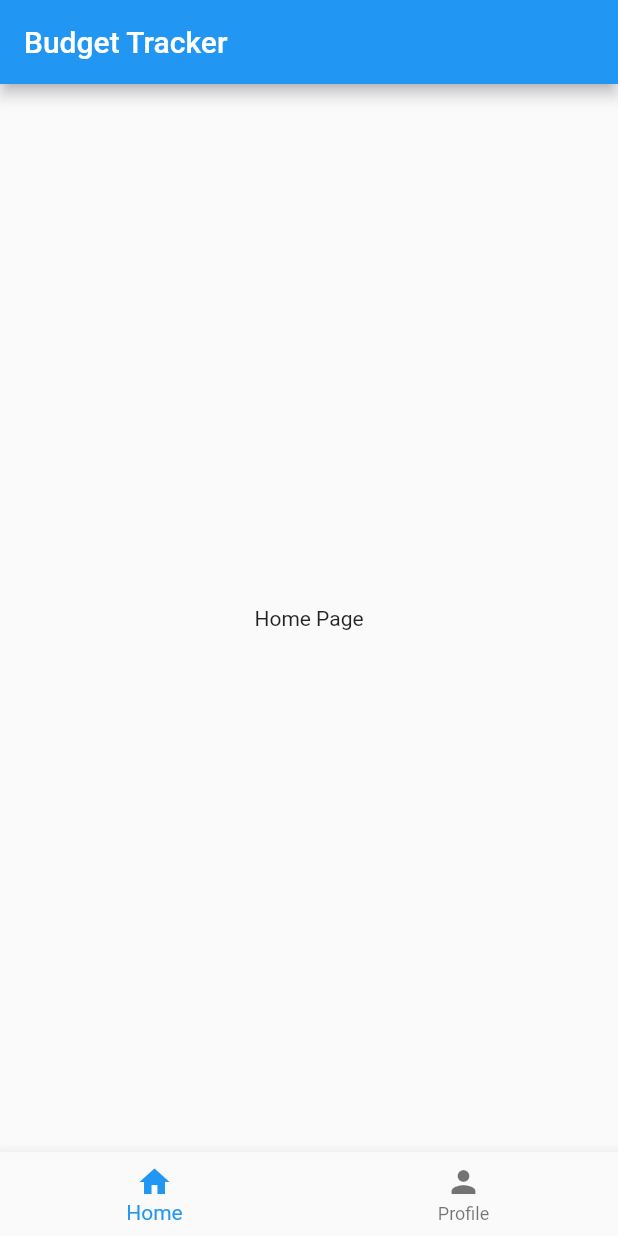
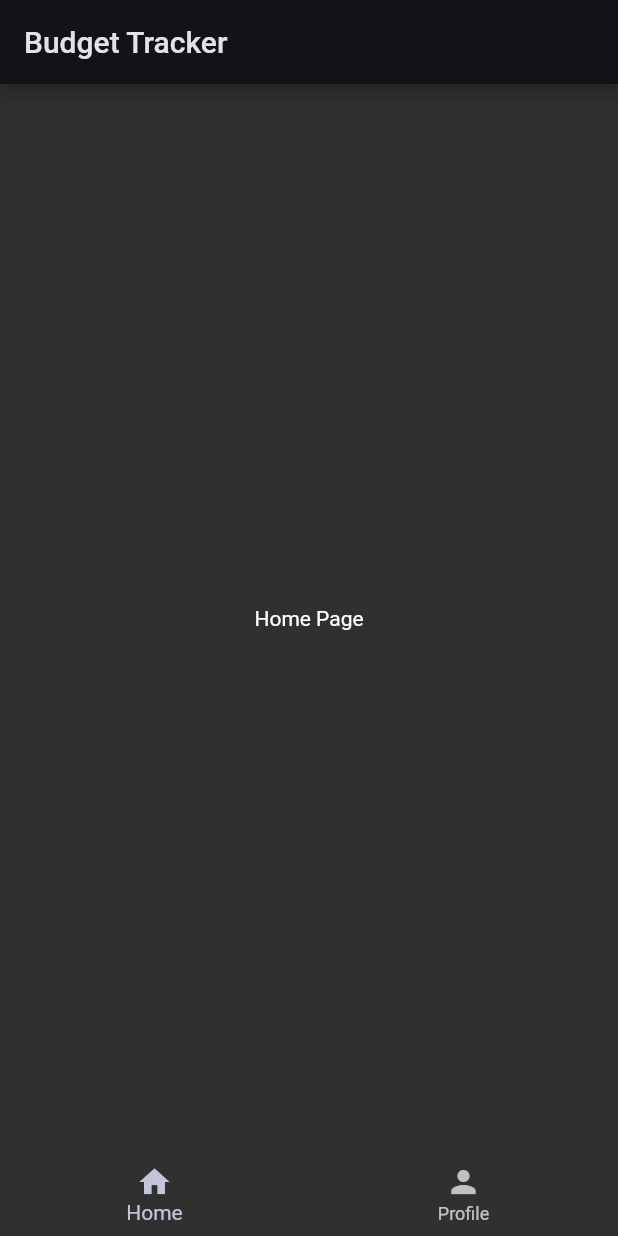
Before and after one commit to ssonhub/budget_tracker, a Flutter app: the screen it shows after launch, on a phone screen of 412 x 824 dp. Run offline on Flutter 3.47's test engine with Material 2 defaults, Android fonts, the phone set to English and light mode, and no system bars.

Commit message:
added color theme - dark mode

```diff
--- a/budget_tracker/lib/main.dart
+++ b/budget_tracker/lib/main.dart
@@ -15,7 +15,11 @@ class MyApp extends StatelessWidget {
         title: 'Flutter Demo',
         theme: ThemeData(
           primarySwatch: Colors.blue,
+          /* colorScheme: we can actually generate an entire color scheme from
+          1 single color throughout aour app*/
+          colorScheme: ColorScheme.fromSeed(
+              seedColor: Colors.indigo, brightness: Brightness.dark),
         ),
-        home: Home());
+        home: const Home());
   }
 }
--- a/budget_tracker/lib/screens/home.dart
+++ b/budget_tracker/lib/screens/home.dart
@@ -11,27 +11,15 @@ class Home extends StatefulWidget {
 }
 
 class _HomeState extends State<Home> {
-  // To create the list of bottomNavItems, we can declare it as below
   List<BottomNavigationBarItem> bottomNavItems = const [
     BottomNavigationBarItem(icon: Icon(Icons.home), label: "Home"),
     BottomNavigationBarItem(icon: Icon(Icons.person), label: "Profile"),
-
-    /* If you try clicking on the bottom navigation bar, nothing happens
-    because we haven't given any onTap: functionality. */
   ];
 
   List<Widget> pages = const [
     HomePage(),
     ProfilePage(),
   ];
-
-  /* if we wanted to access the HomePage, we could do pages[0] and pages[1]
-    would give us Profile. Because onTap: gives us the index when we press,
-    we can use that to change the body: of our widget to render each page
-
-    To do that, we first need to declare a _currentPageIndex variable that
-    will hold the current selected page index and will be the one we'll use to
-    set it */
 
   int _currentPageIndex = 0;
 
@@ -45,12 +33,6 @@ class _HomeState extends State<Home> {
       bottomNavigationBar: BottomNavigationBar(
         currentIndex: _currentPageIndex,
         items: bottomNavItems,
-
-        /* let's pass our _currentPageIndex to the currentIndex: parameter
-    so the BottomNavigatorBar knows which page is active */
-
-        /* But there is a problem with this code. when you hot restart and click
-    on the profile, nothing changes. That's because we haven't added setState */
         onTap: (index) {
           setState(() {
             _currentPageIndex = index;
```
